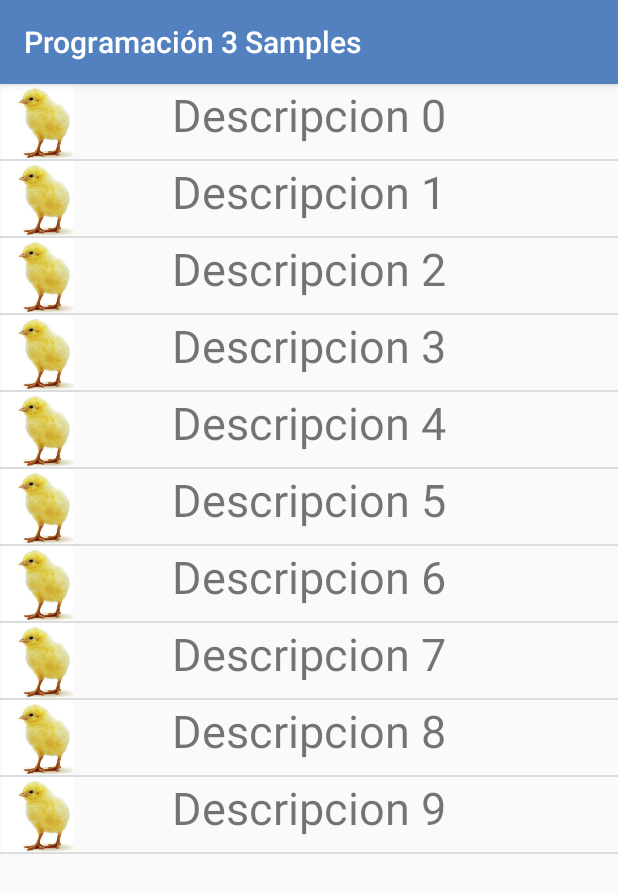
After one commit to adrorodri/programacion3, an Android app: the ListActivity screen opened directly, with no data from a screen before it, on a phone screen of 412 x 824 dp. The commit adds this screen. Shown: the top 893 px of the screen. Run offline under Robolectric (Android 15) with nearby library versions, the phone set to English and light mode, and no system bars.

Commit message:
List View and Adapters example

```diff
--- a/app/src/main/AndroidManifest.xml
+++ b/app/src/main/AndroidManifest.xml
@@ -27,7 +27,8 @@
         <activity android:name=".LinearLayoutActivity" />
         <activity android:name=".TableLayoutActivity" />
         <activity android:name=".ImageActivity" />
-        <activity android:name=".LoginActivity"></activity>
+        <activity android:name=".LoginActivity" />
+        <activity android:name=".ListActivity"></activity>
     </application>
 
 </manifest>
--- /dev/null
+++ b/app/src/main/java/com/programacion3/myapplication/ListActivity.java
@@ -0,0 +1,39 @@
+package com.programacion3.myapplication;
+
+import android.support.v7.app.AppCompatActivity;
+import android.os.Bundle;
+import android.widget.ArrayAdapter;
+import android.widget.ListView;
+
+import java.util.LinkedList;
+import java.util.List;
+
+public class ListActivity extends AppCompatActivity {
+
+    ListView listView;
+
+    String[] stringArray = {"1", "2", "3", "4", "5", "6", "7", "8"};
+    List<Product> productList = new LinkedList<>();
+
+    @Override
+    protected void onCreate(Bundle savedInstanceState) {
+        super.onCreate(savedInstanceState);
+        setContentView(R.layout.activity_list);
+
+        listView = findViewById(R.id.listView);
+
+        // Array Adapter Example
+//        ArrayAdapter adapter =
+//                new ArrayAdapter(this, R.layout.layout_list_item, R.id.textViewItem, stringArray);
+//        listView.setAdapter(adapter);
+
+        for(int i = 0; i<10; i++) {
+            productList.add(new Product(i, i*3.0, 20-i, "Descripcion " + String.valueOf(i), R.drawable.pollito));
+        }
+
+        ProductsAdapter adapter = new ProductsAdapter(this, productList);
+        listView.setAdapter(adapter);
+    }
+
+
+}
--- a/app/src/main/java/com/programacion3/myapplication/MainActivity.java
+++ b/app/src/main/java/com/programacion3/myapplication/MainActivity.java
@@ -1,5 +1,6 @@
 package com.programacion3.myapplication;
 
+import android.app.Activity;
 import android.content.Intent;
 import android.os.Bundle;
 import android.support.v7.app.AppCompatActivity;
@@ -45,6 +46,10 @@ public class MainActivity extends AppCompatActivity {
                 intent = new Intent(this, WidgetsActivity.class);
                 break;
             }
+            case R.id.buttonMainList: {
+                intent = new Intent(this, ListActivity.class);
+                break;
+            }
             default: {
                 intent = new Intent(this, LayoutsActivity.class);
                 break;
--- /dev/null
+++ b/app/src/main/java/com/programacion3/myapplication/Product.java
@@ -0,0 +1,61 @@
+package com.programacion3.myapplication;
+
+/**
+ * Created by adro_ on 4/17/2018.
+ */
+
+public class Product {
+    private int id;
+    private double price;
+    private int quantity;
+    private String description;
+    private int image;
+
+    public Product(int id, double price, int quantity, String description, int image) {
+        this.id = id;
+        this.price = price;
+        this.quantity = quantity;
+        this.description = description;
+        this.image = image;
+    }
+
+    public int getId() {
+        return id;
+    }
+
+    public void setId(int id) {
+        this.id = id;
+    }
+
+    public double getPrice() {
+        return price;
+    }
+
+    public void setPrice(double price) {
+        this.price = price;
+    }
+
+    public int getQuantity() {
+        return quantity;
+    }
+
+    public void setQuantity(int quantity) {
+        this.quantity = quantity;
+    }
+
+    public String getDescription() {
+        return description;
+    }
+
+    public void setDescription(String description) {
+        this.description = description;
+    }
+
+    public int getImage() {
+        return image;
+    }
+
+    public void setImage(int image) {
+        this.image = image;
+    }
+}
--- /dev/null
+++ b/app/src/main/java/com/programacion3/myapplication/ProductsAdapter.java
@@ -0,0 +1,57 @@
+package com.programacion3.myapplication;
+
+import android.content.Context;
+import android.view.LayoutInflater;
+import android.view.View;
+import android.view.ViewGroup;
+import android.widget.BaseAdapter;
+import android.widget.ImageView;
+import android.widget.TextView;
+
+import java.util.LinkedList;
+import java.util.List;
+
+/**
+ * Created by adro_ on 4/17/2018.
+ */
+
+public class ProductsAdapter extends BaseAdapter{
+
+    Context context;
+    List<Product> productList = new LinkedList<>();
+    LayoutInflater inflater;
+
+    public ProductsAdapter(Context context, List<Product> productList) {
+        this.context = context;
+        this.productList = productList;
+
+        inflater = LayoutInflater.from(context);
+    }
+
+    @Override
+    public int getCount() {
+        return productList.size();
+    }
+
+    @Override
+    public Object getItem(int position) {
+        return productList.get(position);
+    }
+
+    @Override
+    public long getItemId(int position) {
+        return 0;
+    }
+
+    @Override
+    public View getView(int position, View convertView, ViewGroup parent) {
+        convertView = inflater.inflate(R.layout.layout_list_item, null);
+        TextView textView = convertView.findViewById(R.id.textViewItem);
+        textView.setText(productList.get(position).getDescription());
+
+        ImageView imageView = convertView.findViewById(R.id.imageViewItem);
+        imageView.setImageResource(productList.get(position).getImage());
+
+        return convertView;
+    }
+}
--- /dev/null
+++ b/app/src/main/res/layout/activity_list.xml
@@ -0,0 +1,14 @@
+<?xml version="1.0" encoding="utf-8"?>
+<FrameLayout xmlns:android="http://schemas.android.com/apk/res/android"
+    xmlns:app="http://schemas.android.com/apk/res-auto"
+    xmlns:tools="http://schemas.android.com/tools"
+    android:layout_width="match_parent"
+    android:layout_height="match_parent"
+    tools:context="com.programacion3.myapplication.ListActivity">
+
+    <ListView
+        android:id="@+id/listView"
+        android:layout_width="match_parent"
+        android:layout_height="match_parent"/>
+
+</FrameLayout>
--- /dev/null
+++ b/app/src/main/res/layout/layout_list_item.xml
@@ -0,0 +1,19 @@
+<?xml version="1.0" encoding="utf-8"?>
+<FrameLayout xmlns:android="http://schemas.android.com/apk/res/android"
+    android:layout_width="match_parent"
+    android:layout_height="match_parent">
+
+    <ImageView
+        android:id="@+id/imageViewItem"
+        android:layout_width="50dp"
+        android:layout_height="50dp"
+        android:layout_gravity="center_vertical|start"/>
+
+    <TextView
+        android:id="@+id/textViewItem"
+        android:layout_width="match_parent"
+        android:layout_height="match_parent"
+        android:gravity="center"
+        android:textSize="@dimen/textBig"/>
+
+</FrameLayout>
--- a/app/src/main/res/values/colors.xml
+++ b/app/src/main/res/values/colors.xml
@@ -1,8 +1,8 @@
 <?xml version="1.0" encoding="utf-8"?>
 <resources>
-    <color name="colorPrimary">#3f72b5</color>
-    <color name="colorPrimaryDark">#30769f</color>
-    <color name="colorAccent">#ffa940</color>
+    <color name="colorPrimary">#5381bf</color>
+    <color name="colorPrimaryDark">#416494</color>
+    <color name="colorAccent">#4fb4ca</color>
     <color name="colorBackgroundLayout">#85fff3</color>
     <color name="colorWhite">#ffffff</color>
 </resources>
--- a/app/src/main/res/values/dimens.xml
+++ b/app/src/main/res/values/dimens.xml
@@ -4,4 +4,6 @@
     <dimen name="marginDefault">10dp</dimen>
     <dimen name="paddingDefault">15dp</dimen>
     <dimen name="editTextWidth">200dp</dimen>
+    <dimen name="textBig">30sp</dimen>
+    <dimen name="textMedium">15sp</dimen>
 </resources>
--- a/app/src/main/res/values/strings.xml
+++ b/app/src/main/res/values/strings.xml
@@ -10,6 +10,7 @@
     <string name="imageActivity">Image Activity</string>
     <string name="programmaticViewsActivity">Programmatic views Activity</string>
     <string name="marginPAddingActivity">Margin / Padding</string>
+    <string name="listActivity">List</string>
 
     <!--LifeCycle Activity-->
     <string name="checkLogs">Check logs!</string>
@@ -33,6 +34,8 @@
     <!--Login Activity-->
     <string name="hintUsername">Enter your username</string>
     <string name="hintPassword">Enter your password</string>
+    <string name="loginForgotPassword">Forgot your password? Click here!</string>
     <string name="loginButton">Login</string>
+    <string name="loginHelp">Let`s start!</string>
 
 </resources>
```
Also changed, not shown: app/src/main/java/com/programacion3/myapplication/LoginActivity.java (+9 -5 lines), app/src/main/res/drawable/round_box.xml (added, +7 -0 lines), app/src/main/res/layout/activity_login.xml (+41 -7 lines), app/src/main/res/layout/activity_main.xml (+9 -0 lines), app/src/main/res/drawable/button_background.png (added), app/src/main/res/drawable/company_logo.png (added), app/src/main/res/drawable/gradient_background.png (added).
